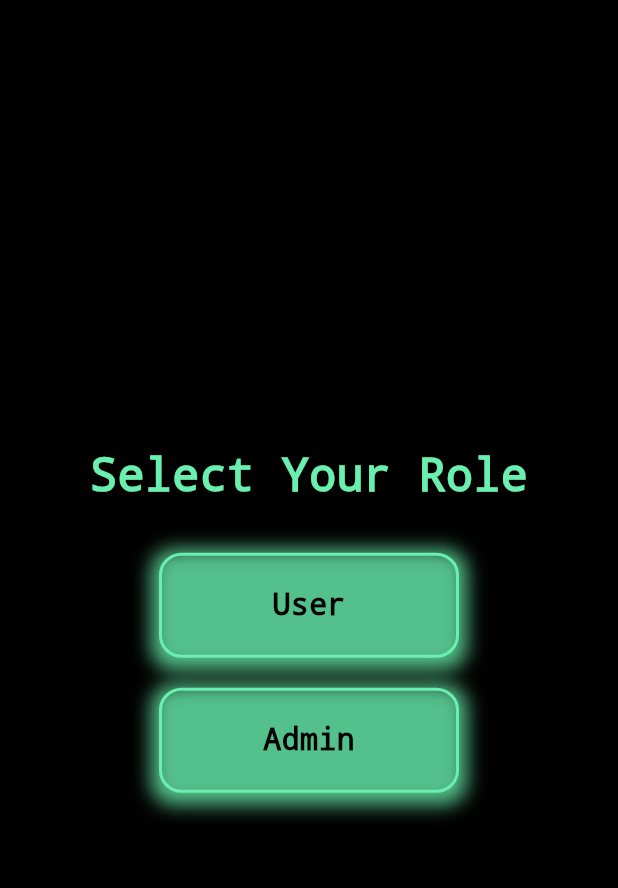
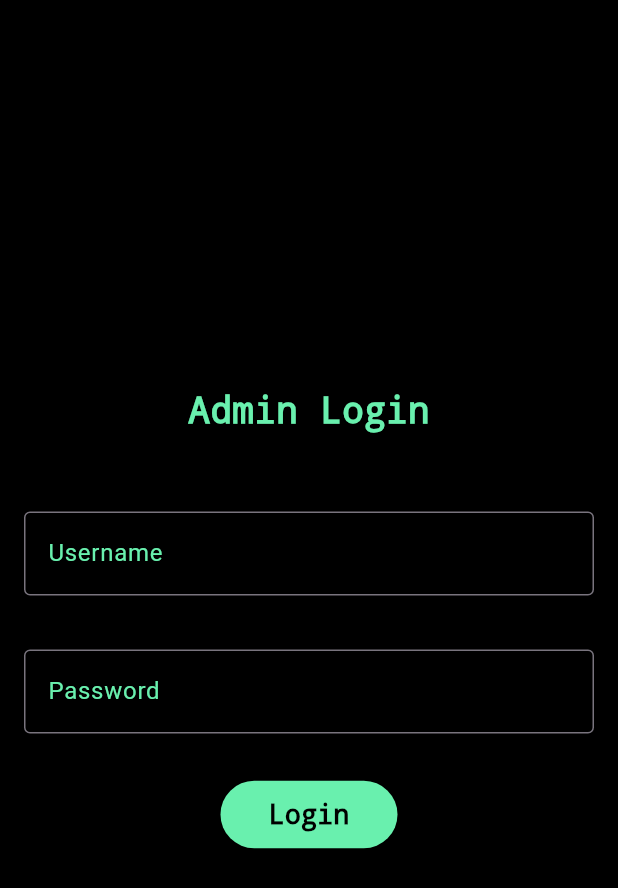
Before and after one commit to Parth7039/Universal-Switch-setup, a Flutter app: the screen it shows after launch, on a phone screen of 412 x 824 dp. Shown: the top 888 px of the screen. Run offline on Flutter 3.47's test engine with Material 3 defaults, Android fonts, the phone set to English and light mode, and no system bars; our stand-ins replace animated_text_kit, firebase_core; accounts and stored records are empty.

Commit message:
first commit

```diff
--- /dev/null
+++ b/lib/adminlogin.dart
@@ -0,0 +1,98 @@
+import 'package:flutter/material.dart';
+
+class Adminlogin extends StatefulWidget {
+  const Adminlogin({super.key});
+
+  @override
+  State<Adminlogin> createState() => _AdminloginState();
+}
+
+class _AdminloginState extends State<Adminlogin> {
+  TextEditingController _usernameController = TextEditingController();
+  TextEditingController _passwordController = TextEditingController();
+
+  @override
+  Widget build(BuildContext context) {
+    return Scaffold(
+      backgroundColor: Colors.black, // Dark background for hacker-style
+      body: Center(
+        child: SingleChildScrollView( // Add scrolling if needed
+          child: Padding(
+            padding: const EdgeInsets.all(16.0),
+            child: Column(
+              mainAxisAlignment: MainAxisAlignment.center,
+              children: [
+                Text(
+                  'Admin Login',
+                  style: TextStyle(
+                    fontSize: 24,
+                    fontWeight: FontWeight.bold,
+                    color: Colors.greenAccent,
+                    fontFamily: 'Courier',
+                  ),
+                ),
+                SizedBox(height: 40), // Spacing between title and fields
+                customTextField(
+                  labelText: 'Username',
+                  hintText: 'Enter the username',
+                  controller: _usernameController,
+                ),
+                SizedBox(height: 16), // Space between text fields
+                customTextField(
+                  labelText: 'Password',
+                  hintText: 'Enter the password',
+                  controller: _passwordController,
+                  obscureText: true, // Password field should obscure text
+                ),
+                SizedBox(height: 20), // Space before button
+                ElevatedButton(
+                  onPressed: () {
+                    // Handle login logic
+                  },
+                  style: ElevatedButton.styleFrom(
+                    foregroundColor: Colors.black, backgroundColor: Colors.greenAccent, // Text color
+                    padding: EdgeInsets.symmetric(horizontal: 32, vertical: 12),
+                    textStyle: TextStyle(
+                      fontSize: 18,
+                      fontWeight: FontWeight.bold,
+                      fontFamily: 'Courier',
+                    ),
+                  ),
+                  child: Text('Login'),
+                ),
+              ],
+            ),
+          ),
+        ),
+      ),
+    );
+  }
+
+  Widget customTextField({
+    required String labelText,
+    required String hintText,
+    required TextEditingController controller,
+    bool obscureText = false, // default is false
+  }) {
+    return Container(
+      padding: EdgeInsets.symmetric(vertical: 10.0), // Added padding for better layout
+      child: TextField(
+        controller: controller,
+        obscureText: obscureText,
+        decoration: InputDecoration(
+          labelText: labelText,
+          hintText: hintText,
+          border: OutlineInputBorder(
+            borderSide: BorderSide(color: Colors.greenAccent),
+          ),
+          focusedBorder: OutlineInputBorder(
+            borderSide: BorderSide(color: Colors.greenAccent),
+          ),
+          labelStyle: TextStyle(color: Colors.greenAccent),
+          hintStyle: TextStyle(color: Colors.grey),
+        ),
+        style: TextStyle(color: Colors.greenAccent), // Text color
+      ),
+    );
+  }
+}
--- a/lib/main.dart
+++ b/lib/main.dart
@@ -1,5 +1,8 @@
+import 'package:codeverse/adminlogin.dart';
 import 'package:codeverse/roles.dart';
 import 'package:flutter/material.dart';
+
+import 'adminpage.dart';
 
 void main() {
   runApp(MyApp());
@@ -15,7 +18,7 @@ class MyApp extends StatelessWidget {
         primarySwatch: Colors.blue,
         visualDensity: VisualDensity.adaptivePlatformDensity,
       ),
-      home: RolePage(),
+      home: Adminlogin(),
     );
   }
 }
```
